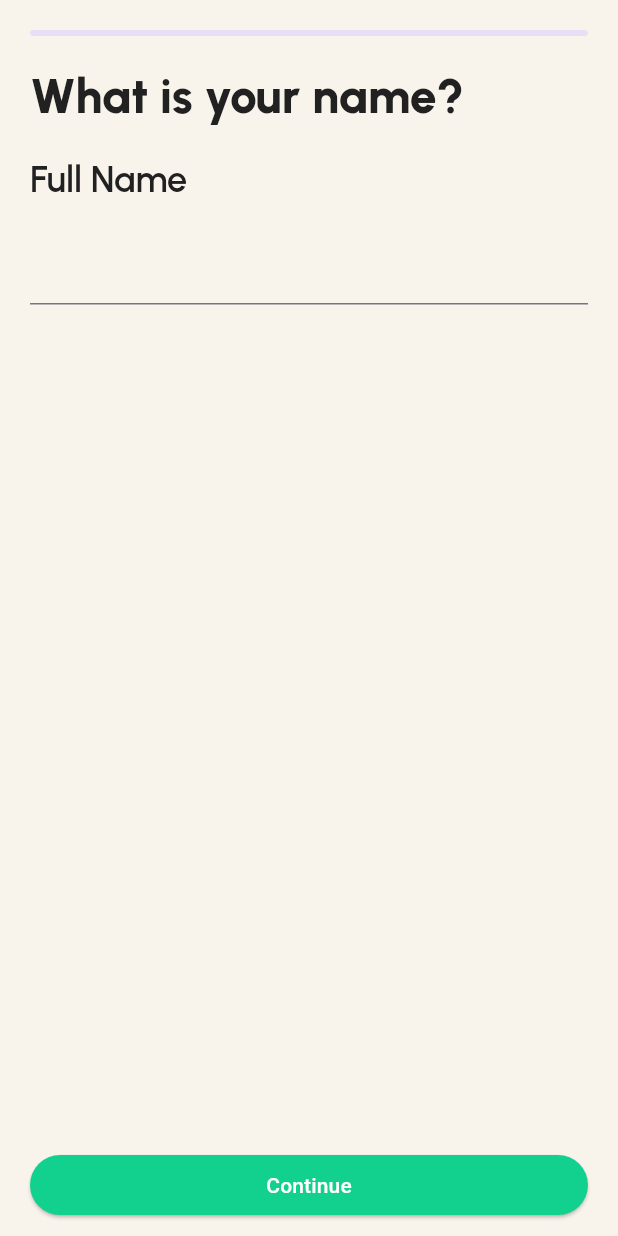
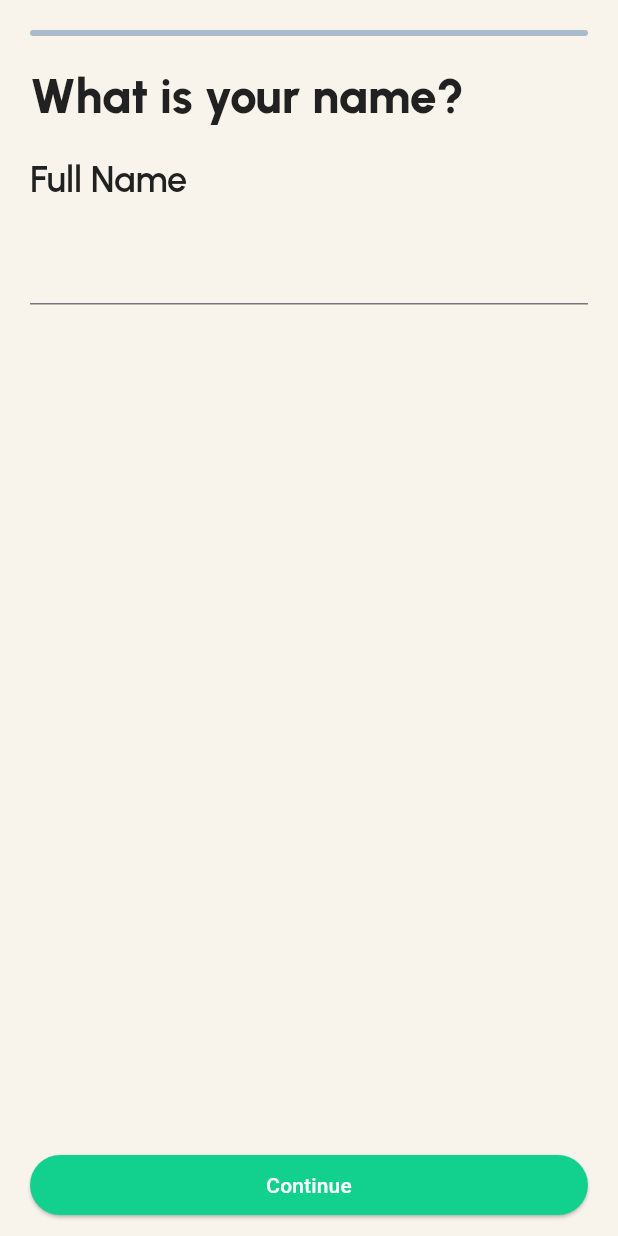
Before and after one commit to mfahad88/scstrade_pro, a Flutter app: the SignUpScreen screen opened directly, on a phone screen of 412 x 824 dp. Run offline on Flutter 3.47's test engine with Material 3 defaults, Android fonts, the phone set to English and light mode, and no system bars; our stand-ins replace device_preview, flutter_svg; missing offline and left inert: flutter_constraintlayout.

Commit message:
Your gender screen done

```diff
--- a/lib/screens/AppConstants.dart
+++ b/lib/screens/AppConstants.dart
@@ -6,4 +6,7 @@ class Appconstants{
   static const String full_name="Full Name";
   static const String continu="Continue";
   static const String what_is_gender="What is your gender? ";
+  static const String when_is_your_birthday="Cool! When is your birthday? 🎂";
+  static const String date_of_birth="Date of Birth";
+
 }
--- a/lib/screens/controller/SharedController.dart
+++ /dev/null
@@ -1,5 +0,0 @@
-import 'package:flutter/material.dart';
-
-class Sharedcontroller extends ChangeNotifier{
-
-}
--- a/lib/screens/signup/sign_up_screen.dart
+++ b/lib/screens/signup/sign_up_screen.dart
@@ -3,8 +3,9 @@ import 'dart:ui';
 import 'package:flutter/material.dart';
 import 'package:provider/provider.dart';
 import 'package:scstrade_pro/screens/AppConstants.dart';
-import 'package:scstrade_pro/screens/signup/signupController.dart';
+import 'package:scstrade_pro/screens/controller/signupController.dart';
 import 'package:scstrade_pro/screens/signup/what_is_gender.dart';
+import 'package:scstrade_pro/screens/signup/your_birthday.dart';
 import 'package:scstrade_pro/screens/signup/your_name_screen.dart';
 
 /*class SignUpScreen extends StatefulWidget {
@@ -17,8 +18,7 @@ class SignUpScreen extends StatelessWidget {
 
   @override
   Widget build(BuildContext context) {
-    return Consumer<Signupcontroller>(
-      builder: (BuildContext context, Signupcontroller controller, Widget? child) {
+    Signupcontroller controller= context.read<Signupcontroller>();
     return Scaffold(
       body: SafeArea(
         child: Column(
@@ -29,7 +29,7 @@ class SignUpScreen extends StatelessWidget {
                 margin: const EdgeInsets.symmetric(vertical: 20,horizontal: 20),
                 child:  ClipRRect(
                   borderRadius: const BorderRadius.all(Radius.circular(10)),
-                      child: LinearProgressIndicator(valueColor: const AlwaysStoppedAnimation<Color>(Color(0xFF408829)), value: controller.percent),
+                  child: LinearProgressIndicator( value: controller.percent),
                 )
             ),
             Expanded(
@@ -43,6 +43,8 @@ class SignUpScreen extends StatelessWidget {
                       return PageRouteBuilder(pageBuilder: (context, animation, secondaryAnimation) => YourNameScreen());
                     }else if(settings.name=="/whatGender"){
                       return PageRouteBuilder(pageBuilder: (context, animation, secondaryAnimation) => WhatIsGender());
+                    }else if(settings.name=="/yourBirthday"){
+                      return PageRouteBuilder(pageBuilder: (context, animation, secondaryAnimation) => YourBirthday());
                     }
                     return null;
                   },
@@ -56,21 +58,16 @@ class SignUpScreen extends StatelessWidget {
                 onPressed: () {
                   if(controller.fullName.isNotEmpty) {
                     controller.addPercent();
-                        controller.mainNavigation.currentState!.pushReplacementNamed("/whatGender");
+                    controller.mainNavigation.currentState!.pushNamed("/whatGender");
                   }
                   if(controller.gender.isNotEmpty){
                     controller.addPercent();
+                    controller.mainNavigation.currentState!.pushNamed("/yourBirthday");
                   }
 
 
-                      /* if(controller.fullName.isNotEmpty){
-                          controller.percent+=0.1;
-                        }*/
                 },
-                    style: ElevatedButton.styleFrom(
-                        foregroundColor: const Color(0xFFFFFFFF),
-                        backgroundColor: const Color(0xFF12D18E)
-                    ),
+
                 child: const Text(Appconstants.continu),
               ),
             )
@@ -79,8 +76,5 @@ class SignUpScreen extends StatelessWidget {
         ),
       ),
     );
-      },
-
-    );
   }
 }
--- a/lib/screens/signup/your_name_screen.dart
+++ b/lib/screens/signup/your_name_screen.dart
@@ -2,7 +2,10 @@ import 'package:flutter/cupertino.dart';
 import 'package:flutter/material.dart';
 import 'package:flutter/widgets.dart';
 import 'package:provider/provider.dart';
-import 'package:scstrade_pro/screens/signup/signupController.dart';
+import 'package:scstrade_pro/screens/controller/signupController.dart';
+import 'package:scstrade_pro/screens/views/heading_text.dart';
+import 'package:scstrade_pro/screens/views/sub_heading_text.dart';
+import 'package:scstrade_pro/screens/views/text_field.dart';
 
 import '../AppConstants.dart';
 
@@ -18,27 +21,17 @@ class YourNameScreen extends StatelessWidget {
           children: [
             Container(
               margin: const EdgeInsets.symmetric(horizontal: 20),
-              child: Text(Appconstants.what_is_your,
-                  style: Theme.of(context).textTheme.headlineLarge
-              ),
+              child: const HeadingText(Appconstants.what_is_your),
             ),
             Container(
               margin: const EdgeInsets.symmetric(horizontal: 20,vertical: 20),
-              child: Text(
-                Appconstants.full_name,
-                style: Theme.of(context).textTheme.headlineMedium,
-              ),
+              child: const SubHeadingText(Appconstants.full_name),
             ),
             Container(
               margin: const EdgeInsets.symmetric(horizontal: 20),
-              child: TextField(
-                style: Theme.of(context).textTheme.headlineMedium,
-                keyboardType: TextInputType.name,
-                onChanged: (value) {
-                  controller.setFullName=value;
-                },
-
-              ),
+              child: Textfield(onChanged: (value) {
+                controller.fullName = value;
+              },),
             )
           ],
         );
--- a/lib/screens/views/button_login_signup.dart
+++ b/lib/screens/views/button_login_signup.dart
@@ -1,6 +1,6 @@
 import 'package:flutter/material.dart';
 import 'package:provider/provider.dart';
-import 'package:scstrade_pro/screens/signup/signupController.dart';
+import 'package:scstrade_pro/screens/controller/signupController.dart';
 
 import '../signup/sign_up_screen.dart';
 
--- /dev/null
+++ b/lib/screens/views/heading_text.dart
@@ -0,0 +1,16 @@
+import 'package:flutter/material.dart';
+
+class HeadingText extends StatelessWidget{
+  final String title;
+  const HeadingText(this.title);
+
+  @override
+  Widget build(BuildContext context) {
+    // TODO: implement build
+    return Text(title,
+        style: Theme.of(context).textTheme.headlineLarge
+    );
+  }
+
+
+}
--- /dev/null
+++ b/lib/screens/views/sub_heading_text.dart
@@ -0,0 +1,14 @@
+import 'package:flutter/material.dart';
+
+class SubHeadingText extends StatelessWidget {
+  final String title;
+  const SubHeadingText(this.title,{super.key});
+
+  @override
+  Widget build(BuildContext context) {
+    return Text(
+      title,
+      style: Theme.of(context).textTheme.headlineMedium,
+    );
+  }
+}
--- /dev/null
+++ b/lib/screens/views/text_field.dart
@@ -0,0 +1,20 @@
+import 'package:flutter/material.dart';
+
+class Textfield extends StatelessWidget {
+  ValueChanged<String>? onChanged;
+  TextInputType? keyboardType;
+  GestureTapCallback? onTap;
+  TextEditingController? controller;
+  Textfield({super.key,this.onChanged,this.keyboardType,this.onTap,this.controller});
+
+  @override
+  Widget build(BuildContext context) {
+    return TextField(
+      controller: controller,
+      style: Theme.of(context).textTheme.headlineMedium,
+      keyboardType: keyboardType,
+      onTap: onTap,
+      onChanged: onChanged,
+    );
+  }
+}
```
Also changed, not shown: lib/screens/controller/signupController.dart (renamed from lib/screens/signup/signupController.dart, +20 -5 lines), lib/screens/models/signup/SignUp.dart (deleted, +0 -10 lines), lib/screens/myApp.dart (+21 -1 lines), lib/screens/onboard/onboard.dart (+20 -19 lines), lib/screens/signup/what_is_gender.dart (+12 -26 lines), lib/screens/signup/your_birthday.dart (added, +59 -0 lines), lib/screens/views/date_picker_dialog.dart (added, +10 -0 lines), lib/screens/views/radio_btn.dart (added, +22 -0 lines). Lines whose indentation alone changed are shown as unchanged.
